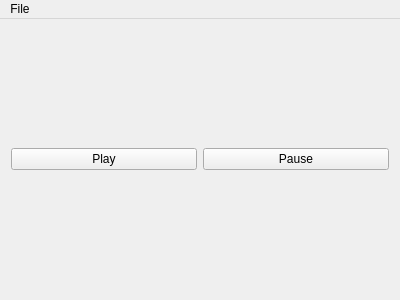
The window that mainwindow.ui (SMC-LAB/Eve) describes before a commit, drawn with Qt 5.
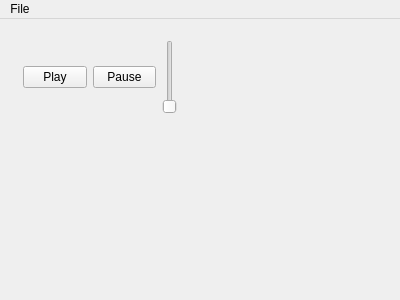
The same window after the commit.

Commit message:
Implemented gain control
* Added Gain system to backend
* Added vertical slider to ui
* Started moving backend->mainwindow communication to MarControlPtr
* Adopted name_ convention for private members and methods

What changed in the file:
```diff
--- a/mainwindow.ui
+++ b/mainwindow.ui
@@ -14,20 +14,24 @@
    <string>MainWindow</string>
   </property>
   <widget class="QWidget" name="centralWidget">
+   <widget class="QWidget" name="">
+    <property name="geometry">
+     <rect>
+      <x>12</x>
+      <y>10</y>
+      <width>176</width>
+      <height>96</height>
+     </rect>
+    </property>
    <layout class="QGridLayout" name="gridLayout">
     <item row="0" column="0">
-     <layout class="QHBoxLayout" name="horizontalLayout">
-      <property name="sizeConstraint">
-       <enum>QLayout::SetDefaultConstraint</enum>
-      </property>
-      <item>
        <widget class="QPushButton" name="playButton">
         <property name="text">
          <string>Play</string>
         </property>
        </widget>
       </item>
-      <item>
+     <item row="0" column="1">
        <widget class="QPushButton" name="pauseButton">
         <property name="text">
          <string>Pause</string>
@@ -37,9 +41,15 @@
         </property>
        </widget>
       </item>
-     </layout>
-    </item>
-   </layout>
+     <item row="0" column="2">
+      <widget class="QSlider" name="gainSlider">
+       <property name="orientation">
+        <enum>Qt::Vertical</enum>
+       </property>
+      </widget>
+     </item>
+    </layout>
+   </widget>
   </widget>
   <widget class="QMenuBar" name="menuBar">
    <property name="geometry">
```
Lines whose indentation alone changed are shown as unchanged. The commit also changes 3 other files.
